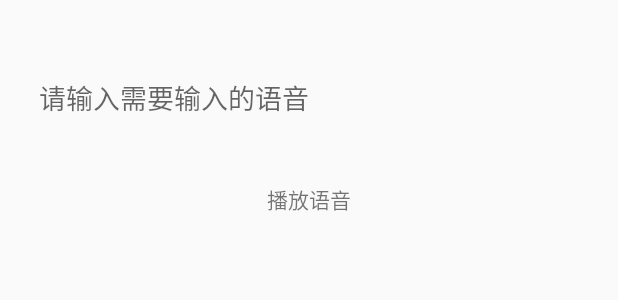
After one commit to 767455399/littlegoldweather, an Android app: the layout activity_speak.xml on its own in the app's theme, with its tools: preview values and no code run, on a phone screen of 412 x 824 dp. The commit adds this screen. Shown: the top 300 px of the screen. Run offline under Robolectric (Android 15) with nearby library versions, the phone set to English and light mode, and no system bars.

Commit message:
1,两种方法集成科大讯飞语音播报功能。

```diff
--- a/app/src/main/res/layout/activity_main.xml
+++ b/app/src/main/res/layout/activity_main.xml
@@ -10,7 +10,6 @@
         android:id="@+id/load"
         android:layout_width="match_parent"
         android:layout_height="60dp"
-        android:visibility="gone"
         android:gravity="center"
         android:text="这是下载的apk"/>
 
--- /dev/null
+++ b/app/src/main/res/layout/activity_speak.xml
@@ -0,0 +1,31 @@
+<?xml version="1.0" encoding="utf-8"?>
+<LinearLayout xmlns:android="http://schemas.android.com/apk/res/android"
+    xmlns:app="http://schemas.android.com/apk/res-auto"
+    xmlns:tools="http://schemas.android.com/tools"
+    android:layout_width="match_parent"
+    android:layout_height="match_parent"
+    android:orientation="vertical"
+    tools:context="com.littlegold.littlegoldweather.voice.SpeakActivity">
+
+    <EditText
+        android:id="@+id/contentEditText"
+        android:layout_width="match_parent"
+        android:layout_height="50dp"
+        android:layout_marginTop="40dp"
+        android:layout_marginRight="16dp"
+        android:layout_marginLeft="16dp"
+        android:paddingLeft="10dp"
+        android:background="@null"
+        android:hint="请输入需要输入的语音"/>
+
+    <TextView
+        android:id="@+id/voiceTextView"
+        android:layout_width="match_parent"
+        android:layout_marginRight="16dp"
+        android:layout_marginLeft="16dp"
+        android:layout_marginTop="20dp"
+        android:gravity="center"
+        android:layout_height="45dp"
+        android:text="播放语音"/>
+
+</LinearLayout>
--- a/app/src/main/res/values/strings.xml
+++ b/app/src/main/res/values/strings.xml
@@ -1,4 +1,4 @@
 <resources>
-    <string name="app_name">小丑鱼</string>
+    <string name="app_name">清圆天气</string>
     <string name="common_image_desc">image</string>
 </resources>
```
Also changed, not shown: app/build.gradle (+25 -0 lines), app/src/main/AndroidManifest.xml (+21 -13 lines), app/src/main/java/com/littlegold/littlegoldweather/activity/MainActivity.java (+36 -2 lines), app/src/main/java/com/littlegold/littlegoldweather/base/BaseApplication.java (+11 -0 lines), app/src/main/java/com/littlegold/littlegoldweather/voice/SpeakActivity.java (added, +202 -0 lines), app/src/main/java/com/littlegold/littlegoldweather/voice/TTSUtils.java (added, +122 -0 lines), app/libs/Msc.jar (added), app/libs/Sunflower.jar (added), 7 other files.
